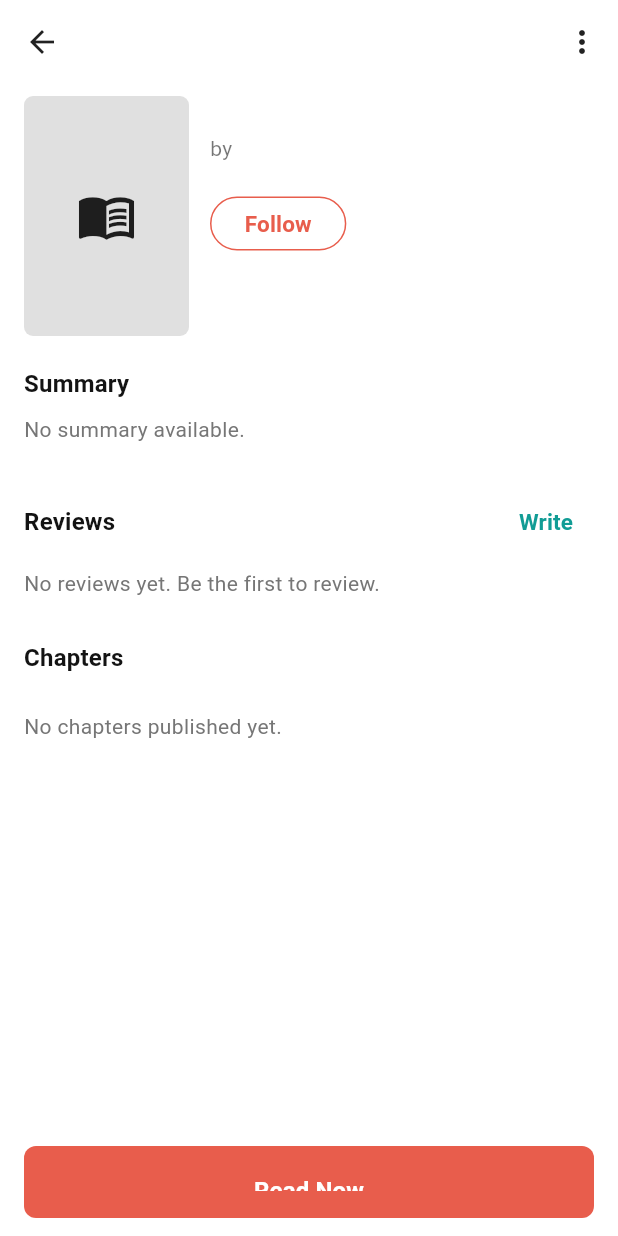
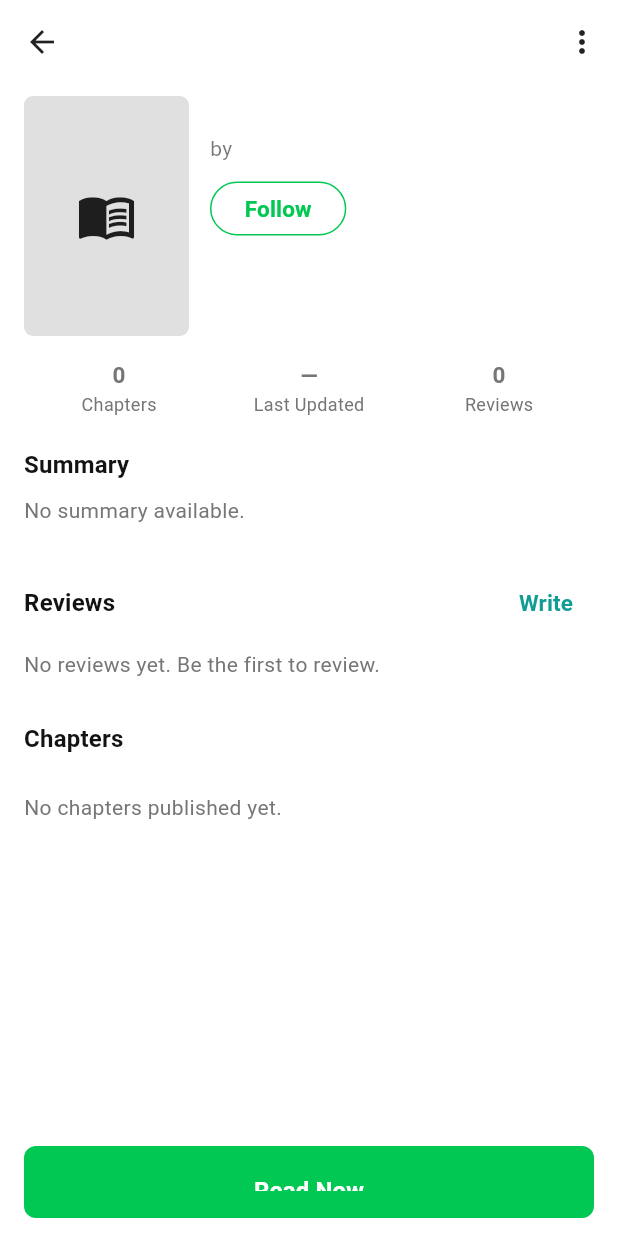
Before and after one commit to bsupun023-sketch/novel_mobile_app, a Flutter app: the StoryDetailScreen screen opened directly with empty values, on a phone screen of 412 x 824 dp. Run offline on Flutter 3.47's test engine with Material 3 defaults, Android fonts, the phone set to English and light mode, and no system bars; our stand-ins replace google_sign_in, image_picker, shared_preferences; accounts and stored records are empty; network calls fail.

Commit message:
feat(story): pass chapters to reader, green Read Now, stats row

```diff
--- a/lib/ui/screens/story_detail_screen.dart
+++ b/lib/ui/screens/story_detail_screen.dart
@@ -116,8 +116,10 @@ class _StoryDetailScreenState extends State<StoryDetailScreen> {
               shrinkWrap: true,
               children: [
                 const ListTile(
-                  title: Text('Save to reading list',
-                      style: TextStyle(fontWeight: FontWeight.w700)),
+                  title: Text(
+                    'Save to reading list',
+                    style: TextStyle(fontWeight: FontWeight.w700),
+                  ),
                 ),
                 ListTile(
                   leading: const Icon(Icons.add),
@@ -144,7 +146,6 @@ class _StoryDetailScreenState extends State<StoryDetailScreen> {
         },
       );
       if (choice == null) return;
-
       if (choice['_create'] == true) {
         final nameCtrl = TextEditingController();
         final name = await showDialog<String>(
@@ -197,14 +198,12 @@ class _StoryDetailScreenState extends State<StoryDetailScreen> {
         );
         return;
       }
-
       final listId = (choice['id'] as num?)?.toInt() ?? 0;
       if (listId == 0) return;
       await widget.apiService.addReadingListItem(listId, _book.id);
       if (!mounted) return;
       ScaffoldMessenger.of(context).showSnackBar(
-        SnackBar(
-            content: Text('Saved to ${choice['name'] ?? 'reading list'}')),
+        SnackBar(content: Text('Saved to ${choice['name'] ?? 'reading list'}')),
       );
     } catch (e) {
       if (!mounted) return;
@@ -220,10 +219,16 @@ class _StoryDetailScreenState extends State<StoryDetailScreen> {
     }
   }
 
-  void _openChapter(Map<String, dynamic> chapter) {
+  void _openChapter(Map<String, dynamic> chapter, {int? index}) {
     final chapterTitle = chapter['title'] as String? ?? 'Untitled chapter';
-    final chapterNumber = chapter['chapter_number'] as int? ?? 1;
+    final chapterNumber = (chapter['chapter_number'] as num?)?.toInt() ?? 1;
     final chapterContent = chapter['content'] as String? ?? '';
+    final idx = index ??
+        _chapters.indexWhere(
+          (c) =>
+              ((c['chapter_number'] as num?)?.toInt() == chapterNumber &&
+                  (c['title'] as String?) == chapterTitle),
+        );
     Navigator.of(context).push(
       MaterialPageRoute<void>(
         builder: (_) => ChapterReaderScreen(
@@ -237,6 +242,8 @@ class _StoryDetailScreenState extends State<StoryDetailScreen> {
           bookId: _book.id,
           tags: _tags,
           authorUserId: _book.authorUserId,
+          chapters: _chapters,
+          initialChapterIndex: idx < 0 ? 0 : idx,
         ),
       ),
     );
@@ -249,7 +256,7 @@ class _StoryDetailScreenState extends State<StoryDetailScreen> {
       );
       return;
     }
-    _openChapter(_chapters.first);
+    _openChapter(_chapters.first, index: 0);
   }
 
   Future<void> _openTag(String tag) async {
@@ -262,6 +269,26 @@ class _StoryDetailScreenState extends State<StoryDetailScreen> {
           books: books,
           apiService: widget.apiService,
         ),
+      ),
+    );
+  }
+
+  Widget _statCell(String label, String value) {
+    return Expanded(
+      child: Column(
+        children: [
+          Text(
+            value,
+            style: const TextStyle(fontWeight: FontWeight.w700, fontSize: 15),
+            maxLines: 1,
+            overflow: TextOverflow.ellipsis,
+          ),
+          const SizedBox(height: 2),
+          Text(
+            label,
+            style: TextStyle(color: Colors.grey.shade600, fontSize: 12),
+          ),
+        ],
       ),
     );
   }
@@ -326,8 +353,7 @@ class _StoryDetailScreenState extends State<StoryDetailScreen> {
             SliverToBoxAdapter(
               child: Padding(
                 padding: const EdgeInsets.all(16),
-                child:
-                    Text(_error!, style: const TextStyle(color: Colors.red)),
+                child: Text(_error!, style: const TextStyle(color: Colors.red)),
               ),
             ),
           SliverToBoxAdapter(
@@ -371,24 +397,11 @@ class _StoryDetailScreenState extends State<StoryDetailScreen> {
                           ),
                         ),
                         const SizedBox(height: 6),
-                        Text('by ${_book.author}',
+                        Text(
+                          'by ${_book.author}',
                           style: theme.textTheme.bodyMedium
-                                ?.copyWith(color: Colors.black54)),
-                        const SizedBox(height: 10),
-                        if (_book.rating > 0)
-                          Row(children: [
-                            const Icon(Icons.star, size: 16, color: Colors.amber),
-                            const SizedBox(width: 4),
-                            Text(_book.rating.toStringAsFixed(1),
-                                style: const TextStyle(
-                                    fontWeight: FontWeight.w600)),
-                          ]),
-                        if (_book.statusText.isNotEmpty) ...[
-                          const SizedBox(height: 6),
-                          Text(_book.statusText,
-                              style: TextStyle(
-                                  color: Colors.grey.shade600, fontSize: 12)),
-                        ],
+                              ?.copyWith(color: Colors.black54),
+                        ),
                         const SizedBox(height: 12),
                         if (_book.authorUserId != null)
                           SizedBox(
@@ -400,11 +413,11 @@ class _StoryDetailScreenState extends State<StoryDetailScreen> {
                                 side: BorderSide(
                                   color: _isFollowing
                                       ? Colors.grey.shade400
-                                      : const Color(0xFFE85D4C),
+                                      : const Color(0xFF00C853),
                                 ),
                                 foregroundColor: _isFollowing
                                     ? Colors.black54
-                                    : const Color(0xFFE85D4C),
+                                    : const Color(0xFF00C853),
                               ),
                               child:
                                   Text(_isFollowing ? 'Following' : 'Follow'),
@@ -417,15 +430,39 @@ class _StoryDetailScreenState extends State<StoryDetailScreen> {
               ),
             ),
           ),
+          if (!_loadingChapters)
+            SliverToBoxAdapter(
+              child: Padding(
+                padding: const EdgeInsets.fromLTRB(16, 16, 16, 0),
+                child: Row(
+                  mainAxisAlignment: MainAxisAlignment.spaceEvenly,
+                  children: [
+                    _statCell('Chapters', '${_chapters.length}'),
+                    _statCell(
+                      'Last Updated',
+                      _book.statusText.isNotEmpty ? _book.statusText : '—',
+                    ),
+                    _statCell(
+                      'Reviews',
+                      _book.rating > 0
+                          ? '★ ${_book.rating.toStringAsFixed(1)}'
+                          : '${_reviews.length}',
+                    ),
+                  ],
+                ),
+              ),
+            ),
           SliverToBoxAdapter(
             child: Padding(
               padding: const EdgeInsets.fromLTRB(16, 20, 16, 8),
               child: Column(
                 crossAxisAlignment: CrossAxisAlignment.start,
                 children: [
-                  Text('Summary',
+                  Text(
+                    'Summary',
                     style: theme.textTheme.titleMedium
-                          ?.copyWith(fontWeight: FontWeight.w700)),
+                        ?.copyWith(fontWeight: FontWeight.w700),
+                  ),
                   const SizedBox(height: 8),
                   Text(
                     _book.description.isEmpty
@@ -444,9 +481,11 @@ class _StoryDetailScreenState extends State<StoryDetailScreen> {
                 child: Column(
                   crossAxisAlignment: CrossAxisAlignment.start,
                   children: [
-                    Text('Tags',
+                    Text(
+                      'Tags',
                       style: theme.textTheme.titleMedium
-                            ?.copyWith(fontWeight: FontWeight.w700)),
+                          ?.copyWith(fontWeight: FontWeight.w700),
+                    ),
                     const SizedBox(height: 8),
                     Wrap(
                       spacing: 8,
@@ -456,9 +495,9 @@ class _StoryDetailScreenState extends State<StoryDetailScreen> {
                             (t) => ActionChip(
                               label: Text(t.startsWith('#') ? t : '#$t'),
                               onPressed: () => _openTag(t),
-                              backgroundColor: const Color(0xFFFFF0EE),
+                              backgroundColor: const Color(0xFFE8F5E9),
                               labelStyle: const TextStyle(
-                                color: Color(0xFFE85D4C),
+                                color: Color(0xFF00C853),
                                 fontWeight: FontWeight.w600,
                               ),
                             ),
@@ -474,9 +513,11 @@ class _StoryDetailScreenState extends State<StoryDetailScreen> {
               padding: const EdgeInsets.fromLTRB(16, 20, 16, 8),
               child: Row(
                 children: [
-                  Text('Reviews',
+                  Text(
+                    'Reviews',
                     style: theme.textTheme.titleMedium
-                          ?.copyWith(fontWeight: FontWeight.w700)),
+                        ?.copyWith(fontWeight: FontWeight.w700),
+                  ),
                   const Spacer(),
                   TextButton(
                     onPressed: () async {
@@ -518,9 +559,8 @@ class _StoryDetailScreenState extends State<StoryDetailScreen> {
                 (context, index) {
                   final r = _reviews[index];
                   final rating = (r['rating'] as num?)?.toInt() ?? 0;
-                  final comment = r['comment'] as String? ??
-                      r['body'] as String? ??
-                      '';
+                  final comment =
+                      r['comment'] as String? ?? r['body'] as String? ?? '';
                   final author = r['display_name'] as String? ??
                       r['author'] as String? ??
                       'Reader';
@@ -549,9 +589,11 @@ class _StoryDetailScreenState extends State<StoryDetailScreen> {
           SliverToBoxAdapter(
             child: Padding(
               padding: const EdgeInsets.fromLTRB(16, 20, 16, 8),
-              child: Text('Chapters',
+              child: Text(
+                'Chapters',
                 style: theme.textTheme.titleMedium
-                      ?.copyWith(fontWeight: FontWeight.w700)),
+                    ?.copyWith(fontWeight: FontWeight.w700),
+              ),
             ),
           ),
           if (_loadingChapters)
@@ -576,17 +618,20 @@ class _StoryDetailScreenState extends State<StoryDetailScreen> {
                   final title =
                       chapter['title'] as String? ?? 'Untitled chapter';
                   final number =
-                      chapter['chapter_number'] as int? ?? index + 1;
+                      (chapter['chapter_number'] as num?)?.toInt() ??
+                          index + 1;
                   return ListTile(
                     contentPadding:
                         const EdgeInsets.symmetric(horizontal: 16),
-                    title: Text('Chapter $number',
+                    title: Text(
+                      'Chapter $number',
                       style: const TextStyle(
-                            fontWeight: FontWeight.w600, fontSize: 14)),
+                          fontWeight: FontWeight.w600, fontSize: 14),
+                    ),
                     subtitle: Text(title,
                         maxLines: 1, overflow: TextOverflow.ellipsis),
                     trailing: const Icon(Icons.chevron_right),
-                    onTap: () => _openChapter(chapter),
+                    onTap: () => _openChapter(chapter, index: index),
                   );
                 },
                 childCount: _chapters.length,
@@ -604,14 +649,15 @@ class _StoryDetailScreenState extends State<StoryDetailScreen> {
             child: ElevatedButton(
               onPressed: _readNow,
               style: ElevatedButton.styleFrom(
-                backgroundColor: const Color(0xFFE85D4C),
+                backgroundColor: const Color(0xFF00C853),
                 foregroundColor: Colors.white,
                 shape: RoundedRectangleBorder(
                     borderRadius: BorderRadius.circular(8)),
               ),
-              child: const Text('Read Now',
-                  style:
-                      TextStyle(fontWeight: FontWeight.w700, fontSize: 16)),
+              child: const Text(
+                'Read Now',
+                style: TextStyle(fontWeight: FontWeight.w700, fontSize: 16),
+              ),
             ),
           ),
         ),
@@ -761,7 +807,7 @@ class _WriteReviewScreenState extends State<_WriteReviewScreen> {
               child: ElevatedButton(
                 onPressed: _saving ? null : _submit,
                 style: ElevatedButton.styleFrom(
-                  backgroundColor: const Color(0xFFE85D4C),
+                  backgroundColor: const Color(0xFF00C853),
                   foregroundColor: Colors.white,
                 ),
                 child: _saving
```
Lines whose indentation alone changed are shown as unchanged.
